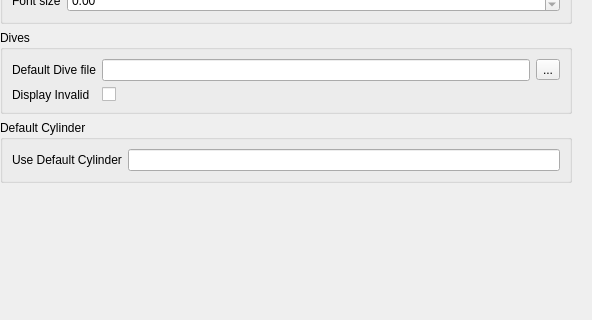
subsurface/subsurface, file qt-ui/preferences.ui: the form before one commit; both pictures show x 106 to 698 and y 88 to 408 of the 698 by 521 pixel window.
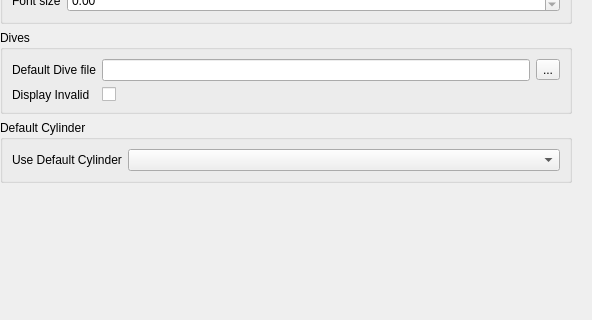
The form after the commit. The open tabs and pages were chosen to show the change. Icons and pictures are not drawn.

Commit message:
Create a drop down to choose default cylinder
This also renames the ui element to match.

Patch:
```diff
--- a/qt-ui/preferences.ui
+++ b/qt-ui/preferences.ui
@@ -209,7 +209,7 @@
             <item row="0" column="1">
             <layout class="QHBoxLayout" name="horizontalLayout_3">
              <item>
-              <widget class="QLineEdit" name="defaultcylinder"/>
+              <widget class="QComboBox" name="default_cylinder"/>
              </item>
             </layout>
             </item>
```
The commit also changes 2 other files.
